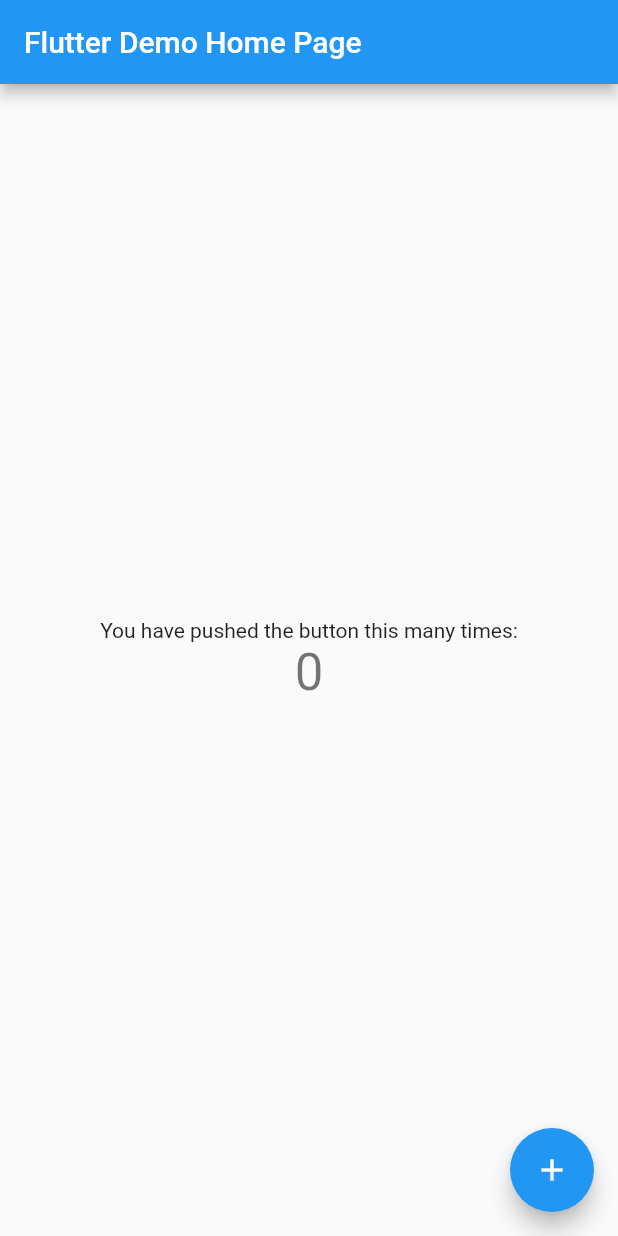
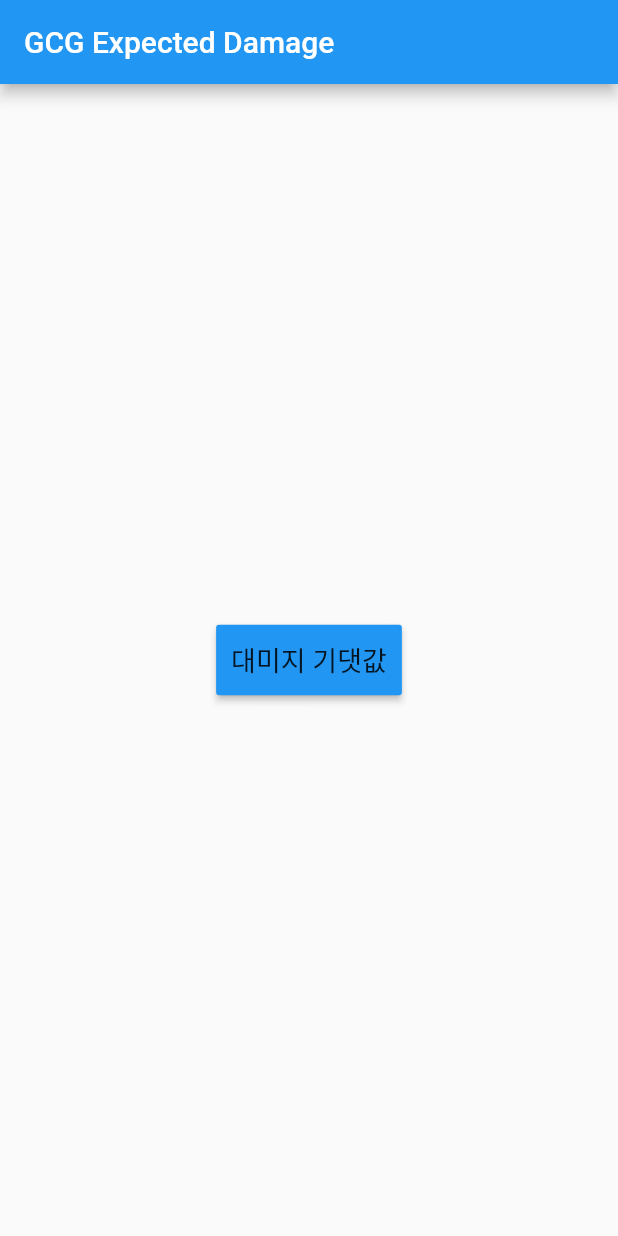
Before and after one commit to Abalcon/gcg-expected-damage, a Flutter app: the screen it shows after launch, on a phone screen of 412 x 824 dp. Run offline on Flutter 3.47's test engine with Material 2 defaults, Android fonts, the phone set to English and light mode, and no system bars.

Commit message:
Create a sort of skeleton

```diff
--- a/lib/main.dart
+++ b/lib/main.dart
@@ -1,43 +1,37 @@
 import 'package:flutter/material.dart';
+import 'expectedDamage.dart';
 
 void main() {
   runApp(MyApp());
 }
 
 class MyApp extends StatelessWidget {
-  // This widget is the root of your application.
   @override
   Widget build(BuildContext context) {
     return MaterialApp(
-      title: 'Flutter Demo',
+      title: 'GCG Expected Damage',
       theme: ThemeData(
-        // This is the theme of your application.
-        //
-        // Try running your application with "flutter run". You'll see the
-        // application has a blue toolbar. Then, without quitting the app, try
-        // changing the primarySwatch below to Colors.green and then invoke
-        // "hot reload" (press "r" in the console where you ran "flutter run",
-        // or simply save your changes to "hot reload" in a Flutter IDE).
-        // Notice that the counter didn't reset back to zero; the application
-        // is not restarted.
         primarySwatch: Colors.blue,
+        visualDensity: VisualDensity.adaptivePlatformDensity,
+        textTheme: Typography.blackMountainView,
       ),
-      home: MyHomePage(title: 'Flutter Demo Home Page'),
+      home: MyHomePage(title: 'GCG Expected Damage'),
+      routes: {
+        '/expecteddamage': (context) => ExpectedDamage(),
+      },
+      onUnknownRoute: (RouteSettings settings) {
+        return MaterialPageRoute<void>(
+          settings: settings,
+          builder: (BuildContext context) =>
+            Scaffold(body: Center(child: Text('Not Found'))),
+        );
+      },
     );
   }
 }
 
 class MyHomePage extends StatefulWidget {
   MyHomePage({Key key, this.title}) : super(key: key);
-
-  // This widget is the home page of your application. It is stateful, meaning
-  // that it has a State object (defined below) that contains fields that affect
-  // how it looks.
-
-  // This class is the configuration for the state. It holds the values (in this
-  // case the title) provided by the parent (in this case the App widget) and
-  // used by the build method of the State. Fields in a Widget subclass are
-  // always marked "final".
 
   final String title;
 
@@ -46,68 +40,40 @@
 }
 
 class _MyHomePageState extends State<MyHomePage> {
-  int _counter = 0;
-
-  void _incrementCounter() {
-    setState(() {
-      // This call to setState tells the Flutter framework that something has
-      // changed in this State, which causes it to rerun the build method below
-      // so that the display can reflect the updated values. If we changed
-      // _counter without calling setState(), then the build method would not be
-      // called again, and so nothing would appear to happen.
-      _counter++;
-    });
-  }
 
   @override
   Widget build(BuildContext context) {
-    // This method is rerun every time setState is called, for instance as done
-    // by the _incrementCounter method above.
-    //
-    // The Flutter framework has been optimized to make rerunning build methods
-    // fast, so that you can just rebuild anything that needs updating rather
-    // than having to individually change instances of widgets.
     return Scaffold(
       appBar: AppBar(
-        // Here we take the value from the MyHomePage object that was created by
-        // the App.build method, and use it to set our appbar title.
         title: Text(widget.title),
       ),
       body: Center(
-        // Center is a layout widget. It takes a single child and positions it
-        // in the middle of the parent.
         child: Column(
-          // Column is also a layout widget. It takes a list of children and
-          // arranges them vertically. By default, it sizes itself to fit its
-          // children horizontally, and tries to be as tall as its parent.
-          //
-          // Invoke "debug painting" (press "p" in the console, choose the
-          // "Toggle Debug Paint" action from the Flutter Inspector in Android
-          // Studio, or the "Toggle Debug Paint" command in Visual Studio Code)
-          // to see the wireframe for each widget.
-          //
-          // Column has various properties to control how it sizes itself and
-          // how it positions its children. Here we use mainAxisAlignment to
-          // center the children vertically; the main axis here is the vertical
-          // axis because Columns are vertical (the cross axis would be
-          // horizontal).
           mainAxisAlignment: MainAxisAlignment.center,
           children: <Widget>[
-            Text(
-              'You have pushed the button this many times:',
-            ),
-            Text(
-              '$_counter',
-              style: Theme.of(context).textTheme.headline4,
+            RaisedButton(
+              color: Colors.blue,
+              //textColor: Colors.white,
+              disabledColor: Colors.grey,
+              disabledTextColor: Colors.black,
+              padding: EdgeInsets.all(10.0),
+              splashColor: Colors.blueAccent,
+              onPressed: () {
+                Navigator.pushNamed(context, '/expecteddamage');
+              },
+              child: Text(
+                "대미지 기댓값",
+                style: TextStyle(fontSize: 18.0),
+              ),
             ),
           ],
         ),
       ),
-      floatingActionButton: FloatingActionButton(
-        onPressed: _incrementCounter,
-        tooltip: 'Increment',
-        child: Icon(Icons.add),
-      ), // This trailing comma makes auto-formatting nicer for build methods.
+      // floatingActionButton: FloatingActionButton(
+      //   onPressed: _incrementCounter,
+      //   tooltip: 'Increment',
+      //   child: Icon(Icons.add),
+      // ),
     );
   }
 }
```
Also changed, not shown: lib/common.dart (added, +11 -0 lines), lib/expectedDamage.dart (added, +220 -0 lines), 3 other files.
